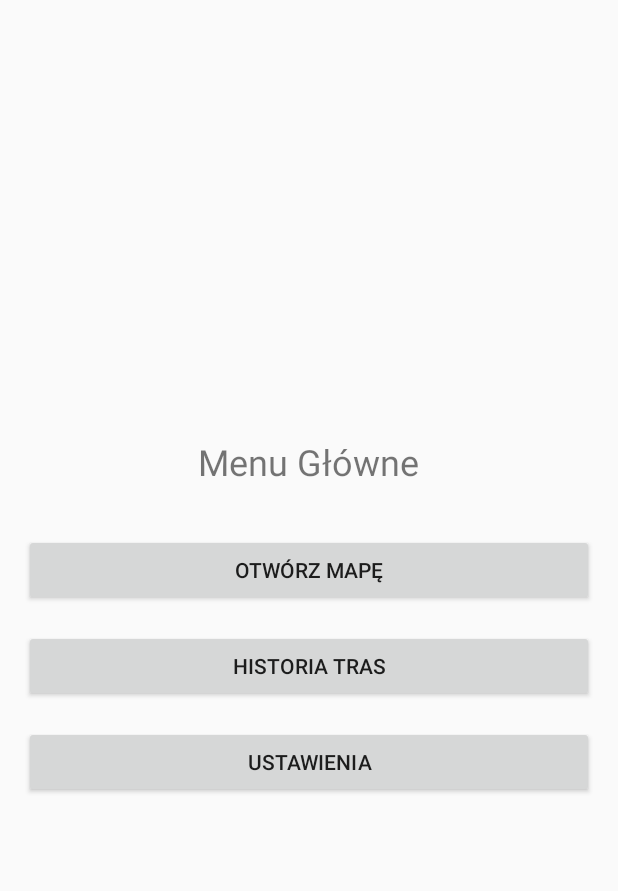
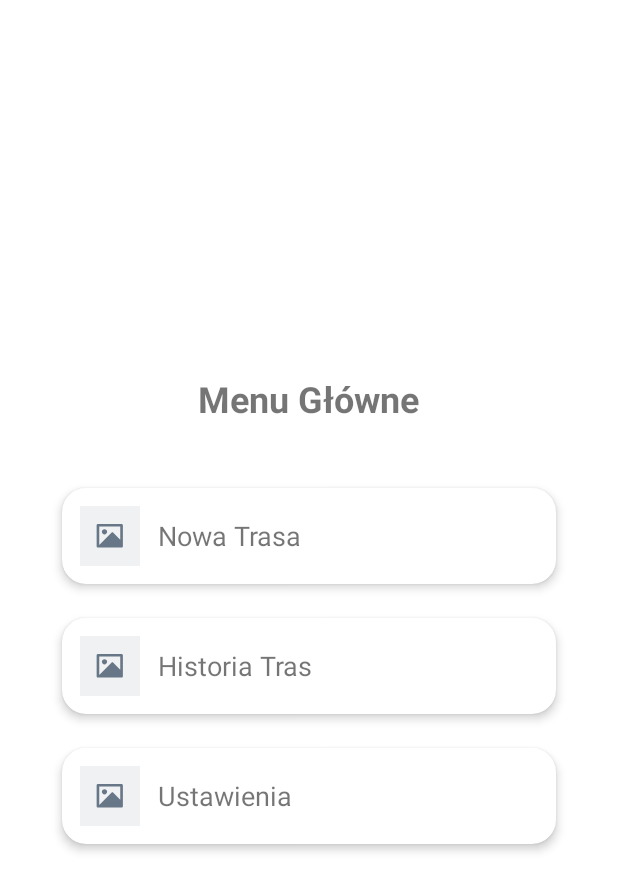
Before and after one commit to mitahezyf/RoadChampion-tester-jazdy, an Android app built with Jetpack Compose: the screen it shows after launch (MainMenuActivity), on a phone screen of 412 x 824 dp. Shown: the top 891 px of the screen. Run offline under Robolectric (Android 15) with nearby library versions, the phone set to English and light mode, and no system bars.

Commit message:
poprawa widoku ekranu glownego

```diff
--- a/app/src/main/java/com/example/myapplication/MainMenuActivity.kt
+++ b/app/src/main/java/com/example/myapplication/MainMenuActivity.kt
@@ -2,9 +2,10 @@ package com.example.myapplication
 
 import android.content.Intent
 import android.os.Bundle
-import android.widget.Button
+import android.widget.LinearLayout
 import android.widget.Toast
 import androidx.appcompat.app.AppCompatActivity
+import androidx.cardview.widget.CardView
 
 class MainMenuActivity : AppCompatActivity() {
 
@@ -12,21 +13,17 @@ class MainMenuActivity : AppCompatActivity() {
         super.onCreate(savedInstanceState)
         setContentView(R.layout.activity_main_menu)
 
-
-        findViewById<Button>(R.id.buttonOpenMap).setOnClickListener {
+        findViewById<LinearLayout>(R.id.cardNewRoute).setOnClickListener {
             val intent = Intent(this, MainActivity::class.java)
             startActivity(intent)
         }
 
-
-        findViewById<Button>(R.id.buttonHistory).setOnClickListener {
+        findViewById<LinearLayout>(R.id.cardHistory).setOnClickListener {
             val intent = Intent(this, HistoryActivity::class.java)
             startActivity(intent)
         }
 
-
-        findViewById<Button>(R.id.buttonSettings).setOnClickListener {
-
+        findViewById<LinearLayout>(R.id.cardSettings).setOnClickListener {
             Toast.makeText(this, "Ustawienia w przygotowaniu!", Toast.LENGTH_SHORT).show()
         }
     }
--- /dev/null
+++ b/app/src/main/res/drawable/ic_history.xml
@@ -0,0 +1,13 @@
+<vector xmlns:android="http://schemas.android.com/apk/res/android"
+    android:width="800dp"
+    android:height="800dp"
+    android:viewportWidth="120"
+    android:viewportHeight="120">
+  <path
+      android:pathData="M0,0h120v120h-120z"
+      android:fillColor="#EFF1F3"/>
+  <path
+      android:pathData="M33.25,38.48C33.26,37.05 34.42,35.89 35.85,35.88H83.15C84.58,35.88 85.75,37.04 85.75,38.48V80.52C85.74,81.95 84.58,83.11 83.15,83.13H35.85C34.42,83.12 33.25,81.96 33.25,80.52V38.48ZM80.5,41.13H38.5V77.88L62.89,53.48C63.92,52.45 65.58,52.45 66.6,53.48L80.5,67.4V41.13ZM43.75,51.62C43.75,54.52 46.1,56.87 49,56.87C51.9,56.87 54.25,54.52 54.25,51.62C54.25,48.73 51.9,46.37 49,46.37C46.1,46.37 43.75,48.73 43.75,51.62Z"
+      android:fillColor="#687787"
+      android:fillType="evenOdd"/>
+</vector>
--- /dev/null
+++ b/app/src/main/res/drawable/ic_home.xml
@@ -0,0 +1,13 @@
+<vector xmlns:android="http://schemas.android.com/apk/res/android"
+    android:width="800dp"
+    android:height="800dp"
+    android:viewportWidth="120"
+    android:viewportHeight="120">
+  <path
+      android:pathData="M0,0h120v120h-120z"
+      android:fillColor="#EFF1F3"/>
+  <path
+      android:pathData="M33.25,38.48C33.26,37.05 34.42,35.89 35.85,35.88H83.15C84.58,35.88 85.75,37.04 85.75,38.48V80.52C85.74,81.95 84.58,83.11 83.15,83.13H35.85C34.42,83.12 33.25,81.96 33.25,80.52V38.48ZM80.5,41.13H38.5V77.88L62.89,53.48C63.92,52.45 65.58,52.45 66.6,53.48L80.5,67.4V41.13ZM43.75,51.62C43.75,54.52 46.1,56.87 49,56.87C51.9,56.87 54.25,54.52 54.25,51.62C54.25,48.73 51.9,46.37 49,46.37C46.1,46.37 43.75,48.73 43.75,51.62Z"
+      android:fillColor="#687787"
+      android:fillType="evenOdd"/>
+</vector>
--- /dev/null
+++ b/app/src/main/res/drawable/ic_new_route.xml
@@ -0,0 +1,13 @@
+<vector xmlns:android="http://schemas.android.com/apk/res/android"
+    android:width="800dp"
+    android:height="800dp"
+    android:viewportWidth="120"
+    android:viewportHeight="120">
+  <path
+      android:pathData="M0,0h120v120h-120z"
+      android:fillColor="#EFF1F3"/>
+  <path
+      android:pathData="M33.25,38.48C33.26,37.05 34.42,35.89 35.85,35.88H83.15C84.58,35.88 85.75,37.04 85.75,38.48V80.52C85.74,81.95 84.58,83.11 83.15,83.13H35.85C34.42,83.12 33.25,81.96 33.25,80.52V38.48ZM80.5,41.13H38.5V77.88L62.89,53.48C63.92,52.45 65.58,52.45 66.6,53.48L80.5,67.4V41.13ZM43.75,51.62C43.75,54.52 46.1,56.87 49,56.87C51.9,56.87 54.25,54.52 54.25,51.62C54.25,48.73 51.9,46.37 49,46.37C46.1,46.37 43.75,48.73 43.75,51.62Z"
+      android:fillColor="#687787"
+      android:fillType="evenOdd"/>
+</vector>
--- /dev/null
+++ b/app/src/main/res/drawable/ic_settings.xml
@@ -0,0 +1,13 @@
+<vector xmlns:android="http://schemas.android.com/apk/res/android"
+    android:width="800dp"
+    android:height="800dp"
+    android:viewportWidth="120"
+    android:viewportHeight="120">
+  <path
+      android:pathData="M0,0h120v120h-120z"
+      android:fillColor="#EFF1F3"/>
+  <path
+      android:pathData="M33.25,38.48C33.26,37.05 34.42,35.89 35.85,35.88H83.15C84.58,35.88 85.75,37.04 85.75,38.48V80.52C85.74,81.95 84.58,83.11 83.15,83.13H35.85C34.42,83.12 33.25,81.96 33.25,80.52V38.48ZM80.5,41.13H38.5V77.88L62.89,53.48C63.92,52.45 65.58,52.45 66.6,53.48L80.5,67.4V41.13ZM43.75,51.62C43.75,54.52 46.1,56.87 49,56.87C51.9,56.87 54.25,54.52 54.25,51.62C54.25,48.73 51.9,46.37 49,46.37C46.1,46.37 43.75,48.73 43.75,51.62Z"
+      android:fillColor="#687787"
+      android:fillType="evenOdd"/>
+</vector>
--- /dev/null
+++ b/app/src/main/res/drawable/ic_start.xml
@@ -0,0 +1,13 @@
+<vector xmlns:android="http://schemas.android.com/apk/res/android"
+    android:width="800dp"
+    android:height="800dp"
+    android:viewportWidth="120"
+    android:viewportHeight="120">
+  <path
+      android:pathData="M0,0h120v120h-120z"
+      android:fillColor="#EFF1F3"/>
+  <path
+      android:pathData="M33.25,38.48C33.26,37.05 34.42,35.89 35.85,35.88H83.15C84.58,35.88 85.75,37.04 85.75,38.48V80.52C85.74,81.95 84.58,83.11 83.15,83.13H35.85C34.42,83.12 33.25,81.96 33.25,80.52V38.48ZM80.5,41.13H38.5V77.88L62.89,53.48C63.92,52.45 65.58,52.45 66.6,53.48L80.5,67.4V41.13ZM43.75,51.62C43.75,54.52 46.1,56.87 49,56.87C51.9,56.87 54.25,54.52 54.25,51.62C54.25,48.73 51.9,46.37 49,46.37C46.1,46.37 43.75,48.73 43.75,51.62Z"
+      android:fillColor="#687787"
+      android:fillType="evenOdd"/>
+</vector>
--- a/app/src/main/res/layout/activity_main_menu.xml
+++ b/app/src/main/res/layout/activity_main_menu.xml
@@ -1,36 +1,136 @@
 <?xml version="1.0" encoding="utf-8"?>
 <LinearLayout xmlns:android="http://schemas.android.com/apk/res/android"
+    xmlns:app="http://schemas.android.com/apk/res-auto"
     android:layout_width="match_parent"
     android:layout_height="match_parent"
     android:orientation="vertical"
     android:padding="16dp"
-    android:gravity="center">
+    android:gravity="center"
+    android:background="@color/white">
 
     <TextView
-        android:id="@+id/textTitle"
+        android:id="@+id/textViewTitle"
         android:layout_width="wrap_content"
         android:layout_height="wrap_content"
-        android:text="Menu Główne"
+        android:text="@string/menu_main"
         android:textSize="24sp"
-        android:layout_marginBottom="32dp" />
+        android:textStyle="bold"
+        android:gravity="center"
+        android:layout_marginBottom="32dp"/>
 
-    <Button
-        android:id="@+id/buttonOpenMap"
+    <!--Nowa Trasa -->
+    <androidx.cardview.widget.CardView
+        android:id="@+id/layoutNewRoute"
         android:layout_width="match_parent"
         android:layout_height="wrap_content"
-        android:text="Otwórz Mapę"
-        android:layout_marginBottom="16dp" />
+        android:layout_marginHorizontal="16dp"
+        app:cardElevation="4dp"
+        app:cardCornerRadius="16dp"
+        app:cardUseCompatPadding="true"
+        android:clipChildren="false"
+        android:clipToPadding="false"
+        android:foreground="?android:attr/selectableItemBackground"
+        android:background="@color/background">
 
-    <Button
-        android:id="@+id/buttonHistory"
+        <LinearLayout
+            android:id="@+id/cardNewRoute"
+            android:layout_width="match_parent"
+            android:layout_height="wrap_content"
+            android:orientation="horizontal"
+            android:padding="12dp"
+            android:gravity="center_vertical">
+
+            <ImageView
+                android:layout_width="40dp"
+                android:layout_height="40dp"
+                android:src="@drawable/ic_new_route"
+                android:contentDescription="@string/new_route"/>
+
+            <TextView
+                android:layout_width="wrap_content"
+                android:layout_height="wrap_content"
+                android:text="@string/new_route"
+                android:textSize="18sp"
+                android:layout_marginStart="12dp"/>
+        </LinearLayout>
+
+    </androidx.cardview.widget.CardView>
+
+
+    <!--Historia tras -->
+    <androidx.cardview.widget.CardView
+        android:id="@+id/layoutHistory"
         android:layout_width="match_parent"
         android:layout_height="wrap_content"
-        android:text="Historia Tras"
-        android:layout_marginBottom="16dp" />
+        android:layout_marginHorizontal="16dp"
 
-    <Button
-        android:id="@+id/buttonSettings"
+        app:cardElevation="4dp"
+        app:cardCornerRadius="16dp"
+        app:cardUseCompatPadding="true"
+        android:clipChildren="false"
+        android:clipToPadding="false"
+        android:foreground="?android:attr/selectableItemBackground"
+        android:background="@color/background">
+
+        <LinearLayout
+            android:id="@+id/cardHistory"
+            android:layout_width="match_parent"
+            android:layout_height="wrap_content"
+            android:orientation="horizontal"
+            android:padding="12dp"
+            android:gravity="center_vertical">
+
+            <ImageView
+                android:layout_width="40dp"
+                android:layout_height="40dp"
+                android:src="@drawable/ic_history"
+                android:contentDescription="@string/history"/>
+
+            <TextView
+                android:layout_width="wrap_content"
+                android:layout_height="wrap_content"
+                android:text="@string/history"
+                android:textSize="18sp"
+                android:layout_marginStart="12dp"/>
+        </LinearLayout>
+    </androidx.cardview.widget.CardView>
+
+    <!--Ustawienia -->
+    <androidx.cardview.widget.CardView
+        android:id="@+id/layoutSettings"
         android:layout_width="match_parent"
         android:layout_height="wrap_content"
-        android:text="Ustawienia" />
+        android:layout_marginHorizontal="16dp"
+        app:cardElevation="4dp"
+        app:cardCornerRadius="16dp"
+        app:cardUseCompatPadding="true"
+        android:clipChildren="false"
+        android:clipToPadding="false"
+        android:foreground="?android:attr/selectableItemBackground"
+        android:background="@color/background">
+
+        <LinearLayout
+            android:id="@+id/cardSettings"
+            android:layout_width="match_parent"
+            android:layout_height="wrap_content"
+            android:orientation="horizontal"
+            android:padding="12dp"
+            android:gravity="center_vertical">
+
+            <ImageView
+                android:layout_width="40dp"
+                android:layout_height="40dp"
+                android:src="@drawable/ic_settings"
+                android:contentDescription="@string/settings"/>
+
+            <TextView
+                android:layout_width="wrap_content"
+                android:layout_height="wrap_content"
+                android:text="@string/settings"
+                android:textSize="18sp"
+                android:layout_marginStart="12dp"/>
+        </LinearLayout>
+
+    </androidx.cardview.widget.CardView>
+
 </LinearLayout>
--- /dev/null
+++ b/app/src/main/res/menu/drawer_menu.xml
@@ -0,0 +1,8 @@
+<menu xmlns:android="http://schemas.android.com/apk/res/android">
+    <item android:id="@+id/nav_home"
+        android:title="Strona Główna"
+        android:icon="@drawable/ic_home"/>
+    <item android:id="@+id/nav_settings"
+        android:title="Ustawienia"
+        android:icon="@drawable/ic_settings"/>
+</menu>
--- a/app/src/main/res/values/colors.xml
+++ b/app/src/main/res/values/colors.xml
@@ -10,4 +10,8 @@
 
     <color name="red">#FF0000</color>
     <color name="green">#00FF00</color>
+
+    <color name="background">#F5F5F5</color>
+    <color name="primary_text">#212121</color>
+<!--    <color name="primary_text">#212121</color>-->
 </resources>
--- a/app/src/main/res/values/strings.xml
+++ b/app/src/main/res/values/strings.xml
@@ -1,3 +1,7 @@
 <resources>
     <string name="app_name">My Application</string>
+    <string name="menu_main">Menu Główne</string>
+    <string name="new_route">Nowa Trasa</string>
+    <string name="history">Historia Tras</string>
+    <string name="settings">Ustawienia</string>
 </resources>
--- a/gradle/libs.versions.toml
+++ b/gradle/libs.versions.toml
@@ -1,5 +1,6 @@
 [versions]
 agp = "8.7.3"
+cardviewVersion = "1.0.0"
 gson = "2.10.1"
 kotlin = "2.0.0"
 coreKtx = "1.15.0"
@@ -9,12 +10,14 @@ espressoCore = "3.6.1"
 lifecycleRuntimeKtx = "2.8.7"
 activityCompose = "1.10.0"
 composeBom = "2025.01.00"
+material = "1.9.0"
 osmdroidAndroid = "6.1.14"
 appcompat = "1.7.0"
 recyclerview = "1.4.0"
 roomRuntime = "2.6.1"
 
 [libraries]
+androidx-cardview = { module = "androidx.cardview:cardview", version.ref = "cardviewVersion" }
 androidx-core-ktx = { group = "androidx.core", name = "core-ktx", version.ref = "coreKtx" }
 androidx-recyclerview = { module = "androidx.recyclerview:recyclerview", version.ref = "recyclerview" }
 androidx-room-compiler = { module = "androidx.room:room-compiler", version.ref = "roomRuntime" }
@@ -34,6 +37,7 @@ androidx-ui-tooling-preview = { group = "androidx.compose.ui", name = "ui-toolin
 androidx-ui-test-manifest = { group = "androidx.compose.ui", name = "ui-test-manifest" }
 androidx-ui-test-junit4 = { group = "androidx.compose.ui", name = "ui-test-junit4" }
 androidx-material3 = { group = "androidx.compose.material3", name = "material3" }
+material = { module = "com.google.android.material:material", version.ref = "material" }
 osmdroid-android = { module = "org.osmdroid:osmdroid-android", version.ref = "osmdroidAndroid" }
 androidx-appcompat = { group = "androidx.appcompat", name = "appcompat", version.ref = "appcompat" }
 
```
Also changed, not shown: app/build.gradle.kts (+7 -0 lines).
